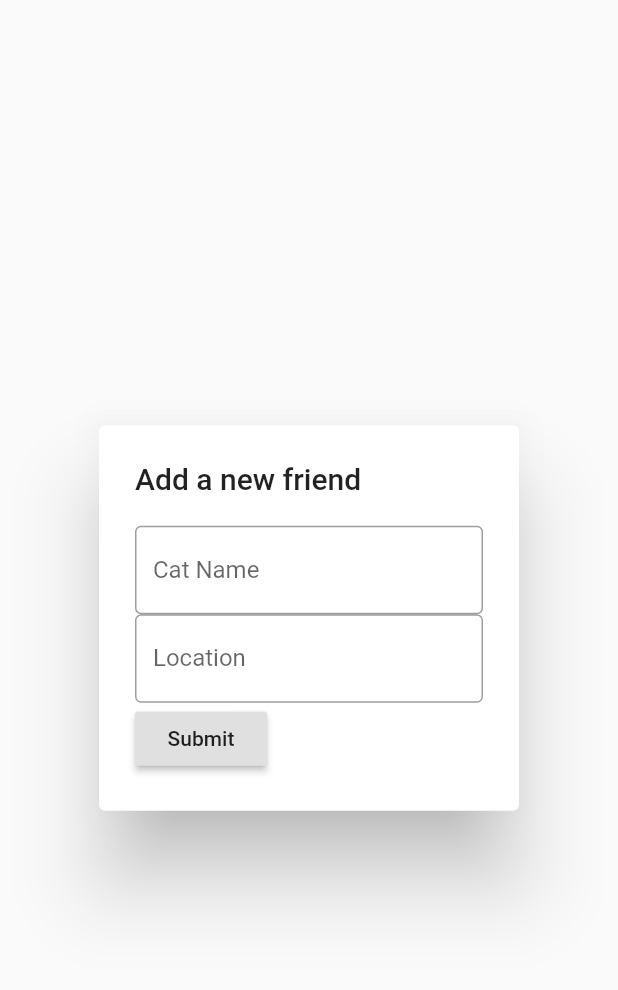
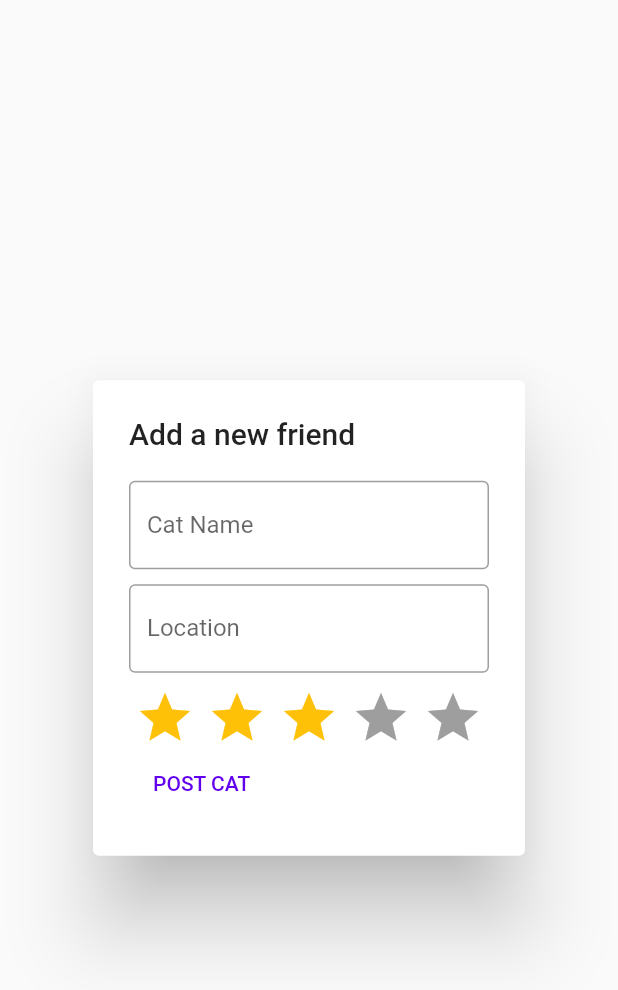
Before and after one commit to ericpinter/hendrix_cat_finder, a Flutter app: the MakePost widget shown alone on an empty page, opened directly, on a phone screen of 412 x 824 dp. Shown: the top 990 px of the screen. Run offline on Flutter 3.47's test engine with Material 2 defaults, Android fonts, the phone set to English and light mode, and no system bars; drawn by our look-alikes of flutter_rating_bar; our stand-ins replace localstorage, sqflite, string_validator; accounts and stored records are empty; generated files the repository leaves out were written again.

Commit message:
Created display of info input, database of info, drop down

```diff
--- /dev/null
+++ b/lib/cat.dart
@@ -0,0 +1,23 @@
+class Cat {
+  final int id;
+  final String catName;
+  final String catLocation;
+  final String catRating;
+
+  Cat({this.id, this.catName, this.catLocation, this.catRating});
+
+  Map<String, dynamic> toMap() {
+    return {
+      'id': id,
+      'catName': catName,
+      'catLocation': catLocation,
+      'catRating': catRating
+    };
+  }
+
+  factory Cat.fromMap(Map<String, dynamic> data) => Cat(
+      id: data['id'],
+      catName: data['catName'],
+      catLocation: data['catLocation'],
+      catRating: data['catRating']);
+}
--- a/lib/make_post.dart
+++ b/lib/make_post.dart
@@ -1,5 +1,9 @@
 import 'package:flutter/material.dart';
-import 'post_design.dart';
+import 'package:flutter_rating_bar/flutter_rating_bar.dart';
+import 'package:localstorage/localstorage.dart';
+
+import 'databaseHelper.dart';
+import 'cat.dart';
 
 class MakePost extends StatefulWidget {
   @override
@@ -8,13 +12,21 @@ class MakePost extends StatefulWidget {
   }
 }
 
+void _addToDb(String catName, String catLocation, String catRating) async {
+  await DatabaseHelper.instance.insert(
+      Cat(catName: catName, catLocation: catLocation, catRating: catRating));
+}
+
 class _MakePost extends State<MakePost> {
+  final LocalStorage storage = new LocalStorage('CatApp');
+
   TextEditingController controllerOne = TextEditingController();
   TextEditingController controllerTwo = TextEditingController();
   TextEditingController controllerThree = TextEditingController();
 
   String catName = "";
   String location = "";
+  String ratingValue = "";
 
   @override
   Widget build(BuildContext context) {
@@ -32,27 +44,43 @@ class _MakePost extends State<MakePost> {
                     },
                     decoration: InputDecoration(
                         border: OutlineInputBorder(), labelText: "Cat Name")),
-                TextField(
-                  controller: controllerTwo,
-                  onChanged: (String text) {
-                    text = text;
+                new Container(
+                    margin: const EdgeInsets.only(top: 10.0),
+                    child: new TextField(
+                      controller: controllerTwo,
+                      onChanged: (String location) {
+                        location = location;
+                      },
+                      decoration: InputDecoration(
+                          border: OutlineInputBorder(), labelText: "Location"),
+                    )),
+                new Container(
+                    margin: const EdgeInsets.only(top: 10.0),
+                    child: RatingBar(
+                      initialRating: 3,
+                      minRating: 1,
+                      direction: Axis.horizontal,
+                      allowHalfRating: true,
+                      itemCount: 5,
+                      itemPadding: EdgeInsets.symmetric(horizontal: 4.0),
+                      itemBuilder: (context, _) => Icon(
+                        Icons.star,
+                        color: Colors.amber,
+                      ),
+                      onRatingUpdate: (rating) {
+                        ratingValue = rating.toString();
+                      },
+                    )),
+                FlatButton(
+                  textColor: Color(0xFF6200EE),
+                  onPressed: () {
+                    _addToDb(
+                        controllerOne.text, controllerTwo.text, ratingValue);
+                    Navigator.pop(context, controllerOne.text);
                   },
-                  decoration: InputDecoration(
-                      border: OutlineInputBorder(), labelText: "Location"),
+                  child: Text("POST CAT"),
                 ),
-                RaisedButton(
-                  onPressed: () {
-                    _sendDataBack(context);
-                  },
-                  child: Text('Submit'),
-                )
               ]),
         ));
   }
-
-  void _sendDataBack(BuildContext context) {
-    var newPost =
-        new Post(catName: controllerOne.text, location: controllerTwo.text);
-    Navigator.pop(context, newPost);
-  }
 }
--- a/lib/post_design.dart
+++ b/lib/post_design.dart
@@ -1,22 +1,9 @@
-class Post {
-  String catName;
-  String location;
-  int value;
-  String name;
-
-  Post({this.catName, this.location, this.value, this.name});
-
-  void addPost({String text, String catNames}) {
-    var updatePost = new Post(location: text, catName: catNames);
-    posts.add(updatePost);
-  }
-}
+import 'package:flutter/material.dart';
 
 class CatNameList {
-  int value;
+  int id;
   String name;
-
-  CatNameList(this.value, this.name);
+  String location;
+  String rating;
+  CatNameList(this.id, this.name, this.location, this.rating);
 }
-
-List<Post> posts = [];
```
Also changed, not shown: lib/databaseHelper.dart (added, +74 -0 lines), lib/main.dart (+93 -28 lines), pubspec.yaml (+4 -7 lines), pubspec.lock.
